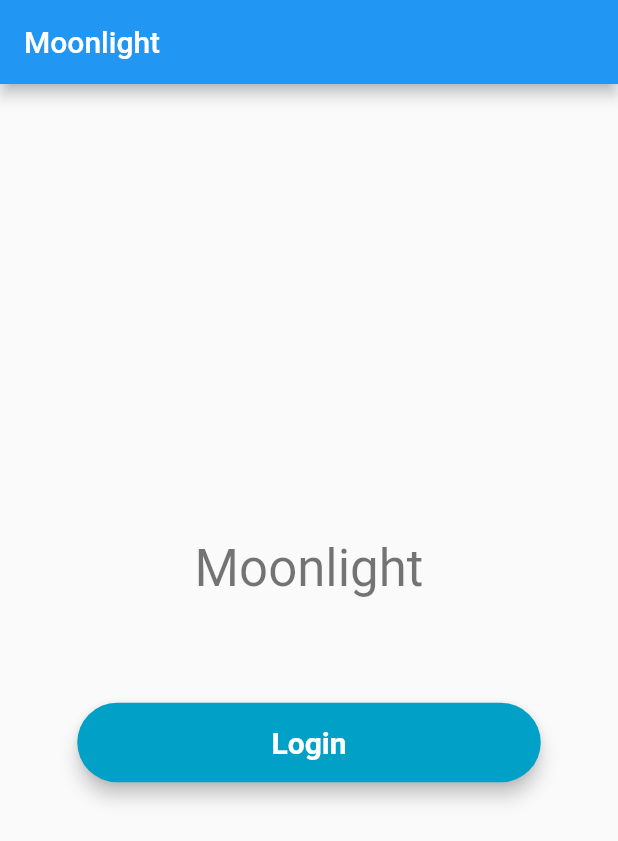
After one commit to JarninFang/moonlight, a Flutter app: the screen it shows after launch, on a phone screen of 412 x 824 dp. The commit adds this screen. Shown: the top 841 px of the screen. Run offline on Flutter 3.47's test engine with Material 2 defaults, Android fonts, the phone set to English and light mode, and no system bars; Roboto replaces fonts that are missing (Montserrat).

Commit message:
Update project structure

```diff
--- a/lib/main.dart
+++ b/lib/main.dart
@@ -1,10 +1,15 @@
 import 'package:flutter/material.dart';
-import 'login.dart';
+import 'screens/HomePage.dart';
+import 'screens/Login.dart';
 
-void main() => runApp(MyApp());
+void main() => runApp(App());
 
-class MyApp extends StatelessWidget {
-  // This widget is the root of your application.
+class App extends StatelessWidget {
+  var routes = <String, WidgetBuilder>{
+    "/Login": (BuildContext context) => new LoginPage(),
+    "/HomePage": (BuildContext context) => new HomePage()
+  };
+
   @override
   Widget build(BuildContext context) {
     return MaterialApp(
@@ -12,65 +17,8 @@ class MyApp extends StatelessWidget {
       theme: ThemeData(
         primarySwatch: Colors.blue,
       ),
-      home: MyHomePage(title: 'Moonlight'),
+      home: HomePage(title: 'Moonlight'),
+      routes: routes
     );
   }
 }
-
-class MyHomePage extends StatefulWidget {
-  MyHomePage({Key key, this.title}) : super(key: key);
-  final String title;
-
-  @override
-  _MyHomePageState createState() => _MyHomePageState();
-}
-
-class _MyHomePageState extends State<MyHomePage> {
-  TextStyle style = TextStyle(fontFamily: 'Montserrat', fontSize: 20.0);
-
-  @override
-  Widget build(BuildContext context) {
-
-    _onLoginButtonPress() {
-      Navigator.push(
-        context,
-        MaterialPageRoute(builder: (context) => LoginPage()),
-      );
-    }
-
-    final loginButton = Material(
-      elevation: 5.0,
-      borderRadius: BorderRadius.circular(30.0),
-      color: Color(0xff01A0C7),
-      child: MaterialButton(
-        minWidth: MediaQuery.of(context).size.width,
-        padding: EdgeInsets.fromLTRB(20.0, 15.0, 20.0, 15.0),
-        onPressed: () => _onLoginButtonPress(),
-        child: Text("Login",
-            textAlign: TextAlign.center,
-            style: style.copyWith(
-              color: Colors.white, fontWeight: FontWeight.bold)),
-      )
-    );
-
-    return Scaffold(
-      appBar: AppBar(
-        title: Text(widget.title),
-      ),
-      body: Center(
-        child: Column(
-          mainAxisAlignment: MainAxisAlignment.center,
-          children: <Widget>[
-            Text(
-              'Moonlight',
-              style: Theme.of(context).textTheme.display1,
-            ),
-            SizedBox(height: 70.0),
-            loginButton
-          ],
-        ),
-
-      ),
-    );
-  }
-}
--- /dev/null
+++ b/lib/screens/HomePage.dart
@@ -0,0 +1,45 @@
+import 'package:flutter/material.dart';
+import '../widgets/button.dart';
+
+class HomePage extends StatefulWidget {
+  HomePage({Key key, this.title}) : super(key: key);
+  final String title;
+
+  @override
+  _HomePageState createState() => _HomePageState();
+}
+
+class _HomePageState extends State<HomePage> {
+  TextStyle style = TextStyle(fontFamily: 'Montserrat', fontSize: 20.0);
+
+  @override
+  Widget build(BuildContext context) {
+
+    _onLoginButtonPress() {
+      Navigator.pushNamed(
+        context,
+        '/Login'
+      );
+    }
+
+    return Scaffold(
+      appBar: AppBar(
+        title: Text(widget.title),
+      ),
+      body: Center(
+        child: Column(
+          mainAxisAlignment: MainAxisAlignment.center,
+          children: <Widget>[
+            Text(
+              'Moonlight',
+              style: Theme.of(context).textTheme.display1,
+            ),
+            SizedBox(height: 70.0),
+            Button(() => _onLoginButtonPress(), style)
+          ],
+        ),
+
+      ),
+    );
+  }
+}
--- /dev/null
+++ b/lib/widgets/button.dart
@@ -0,0 +1,28 @@
+import 'package:flutter/material.dart';
+
+class Button extends StatelessWidget {
+  final TextStyle style;
+  final onPressCallback onPress;
+  const Button(this.onPress, this.style);
+
+  @override
+  Widget build(BuildContext context) {
+
+  return Material(
+        elevation: 5.0,
+        borderRadius: BorderRadius.circular(30.0),
+        color: Color(0xff01A0C7),
+        child: MaterialButton(
+          minWidth: MediaQuery.of(context).size.width*(0.75),
+          padding: EdgeInsets.fromLTRB(20.0, 15.0, 20.0, 15.0),
+          onPressed: () => onPress(),
+          child: Text("Login",
+              textAlign: TextAlign.center,
+              style: style.copyWith(
+                color: Colors.white, fontWeight: FontWeight.bold)),
+        )
+      );
+  }
+}
+
+typedef onPressCallback = void Function();
```
Also changed, not shown: lib/screens/Login.dart (renamed from lib/login.dart).
